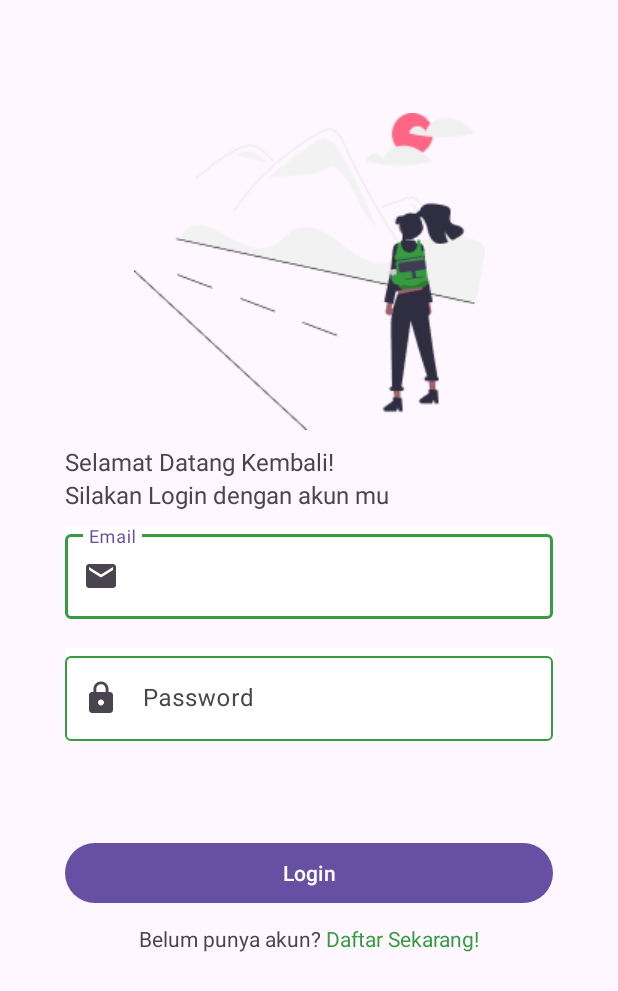
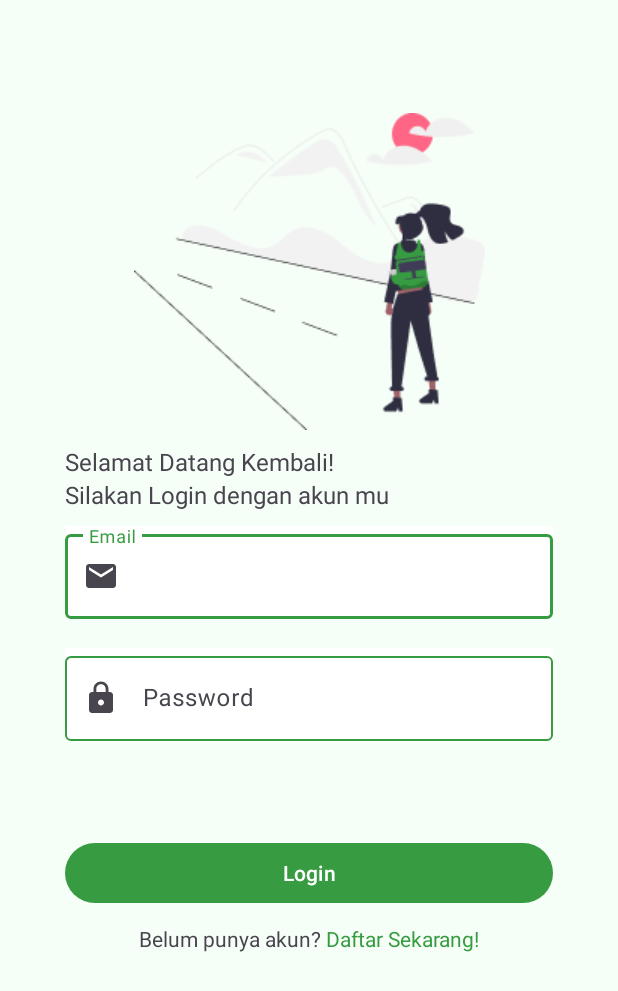
Before and after one commit to CH2-PS061/WeScApp, an Android app: the screen it shows after launch (LoginActivity), on a phone screen of 412 x 824 dp. Shown: the top 991 px of the screen. Run offline under Robolectric (Android 15) with nearby library versions, the phone set to English and light mode, and no system bars; Roboto replaces fonts that are not available here.

Commit message:
update add color to Primary and color Background

```diff
--- a/app/src/main/res/values/themes.xml
+++ b/app/src/main/res/values/themes.xml
@@ -3,8 +3,13 @@
     <style name="Base.Theme.WildExplorersCompanion" parent="Theme.Material3.DayNight.NoActionBar">
         <!-- Customize your light theme here. -->
         <!-- <item name="colorPrimary">@color/my_light_primary</item> -->
+        <item name="colorPrimary">@color/applegreen</item>
+        <item name="android:colorBackground">@color/hintgreen</item>
+
+<!--        For Disable Android 12 splashsceen-->
         <item name="android:windowIsTranslucent">true</item>
     </style>
 
-    <style name="Theme.WildExplorersCompanion" parent="Base.Theme.WildExplorersCompanion" />
+    <style name="Theme.WildExplorersCompanion" parent="Base.Theme.WildExplorersCompanion" />u
+
 </resources>
```
